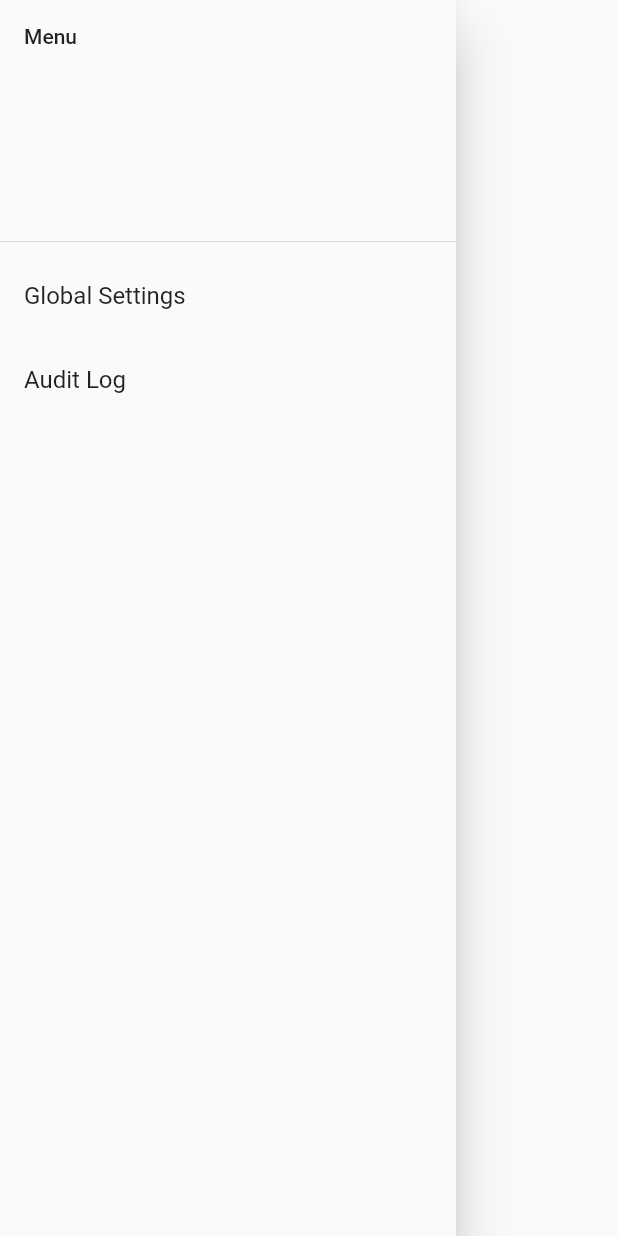
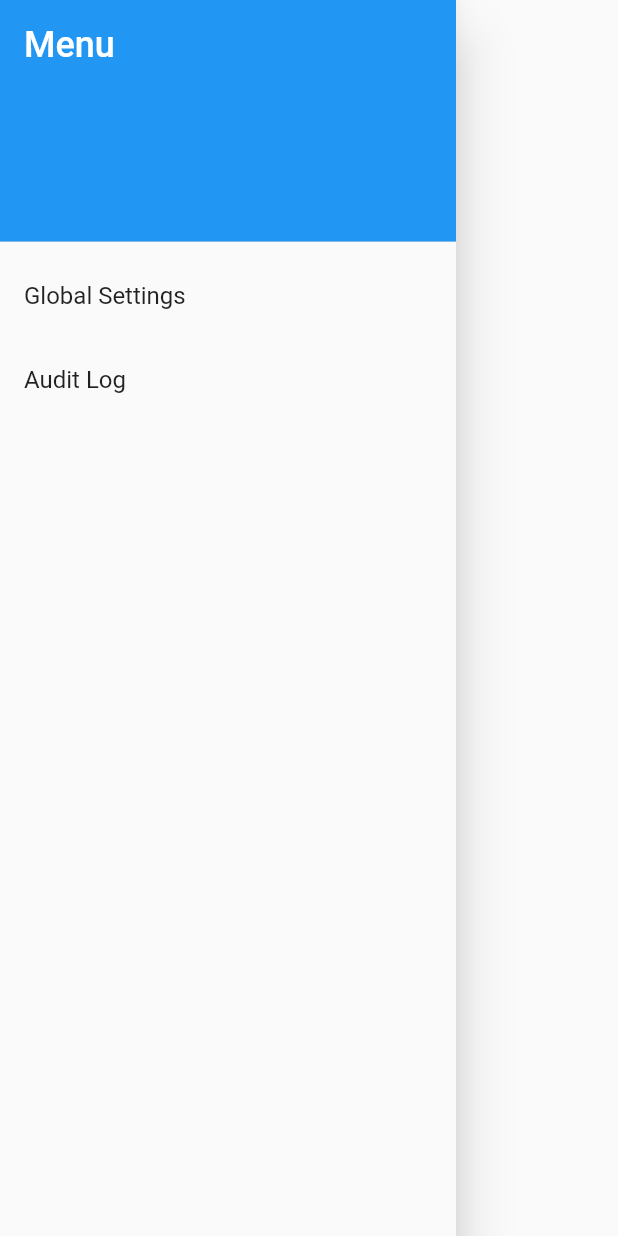
Before and after one commit to michaelgambold/pi-garage, a Flutter app: the MenuDrawer widget shown alone on an empty page, opened directly, on a phone screen of 412 x 824 dp. Run offline on Flutter 3.47's test engine with Material 2 defaults, Android fonts, the phone set to English and light mode, and no system bars; our stand-ins replace shared_preferences; accounts and stored records are empty; network calls fail.

Commit message:
💄 Update menu drawer header style

```diff
--- a/app/lib/widgets/menu_drawer.dart
+++ b/app/lib/widgets/menu_drawer.dart
@@ -9,14 +9,17 @@ class MenuDrawer extends StatelessWidget {
       child: ListView(
         padding: EdgeInsets.zero,
         children: [
-          const DrawerHeader(child: Text("Menu")),
-          // ListTile(
-          //   title: const Text("Home"),
-          //   onTap: () {
-          //     Navigator.of(context).pop();
-          //     Navigator.pushNamed(context, '/');
-          //   },
-          // ),
+          const DrawerHeader(
+              decoration: BoxDecoration(
+                color: Colors.blue,
+              ),
+              child: Text(
+                "Menu",
+                style: TextStyle(
+                  color: Colors.white,
+                  fontSize: 24,
+                ),
+              )),
           ListTile(
             title: const Text("Global Settings"),
             onTap: () {
```
